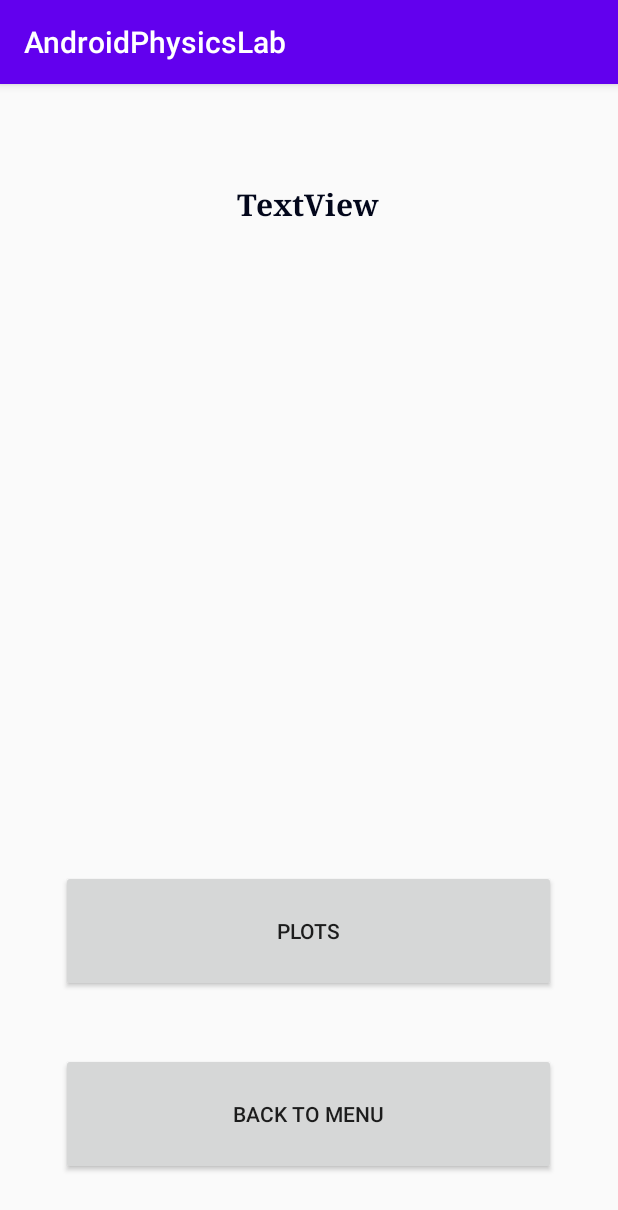
After one commit to AndriyKuzmenko/AndroidPhysicsLabSimulation, an Android app: the GalvanometerResults screen opened directly, with no data from a screen before it, on a phone screen of 412 x 824 dp. The commit adds this screen. Shown: the top 1210 px of the screen. Run offline under Robolectric (Android 15) with nearby library versions, the phone set to English and light mode, and no system bars.

Commit message:
galvanometer started results

```diff
--- a/app/src/main/AndroidManifest.xml
+++ b/app/src/main/AndroidManifest.xml
@@ -37,6 +37,7 @@
         <activity android:name=".CollisionActivity" />
         <activity android:name=".GalvanometerData" />
         <activity android:name=".GalvanometerActivity" />
+        <activity android:name=".GalvanometerResults" />
         <activity android:name=".MainActivity">
             <intent-filter>
                 <action android:name="android.intent.action.MAIN" />
--- a/app/src/main/java/com/example/androidphysicslab/GalvanometerActivity.java
+++ b/app/src/main/java/com/example/androidphysicslab/GalvanometerActivity.java
@@ -66,24 +66,29 @@ public class GalvanometerActivity extends AppCompatActivity
             results.setName(galvanometerView.name);
             saveResults(results);
 
-            /*Intent si=new Intent(this,VoltageResults.class);
+            Intent si=new Intent(this,GalvanometerResults.class);
             double[] rList=new double[results.getRList().size()];
-            double[] vList=new double[results.getVList().size()];
             double[] iList=new double[results.getIList().size()];
+            double[] thetaList=new double[results.getThetaList().size()];
+            double[] tgList=new double[results.getTgList().size()];
 
             for(int i=0; i<rList.length; i++)
             {
                 rList[i]=results.getRList().get(i);
-                vList[i]=results.getVList().get(i);
                 iList[i]=results.getIList().get(i);
+                thetaList[i]=results.getIList().get(i);
+                tgList[i]=results.getTgList().get(i);
             }
 
             si.putExtra("rList",rList);
-            si.putExtra("vList",vList);
             si.putExtra("iList",iList);
+            si.putExtra("thetaList",thetaList);
+            si.putExtra("tgList",tgList);
             si.putExtra("epsilon",epsilon);
             si.putExtra("maxR",maxR);
-            startActivity(si);*/
+            si.putExtra("a",a);
+            si.putExtra("n",n);
+            startActivity(si);
         }
         return true;
     }
--- /dev/null
+++ b/app/src/main/java/com/example/androidphysicslab/GalvanometerResults.java
@@ -0,0 +1,29 @@
+package com.example.androidphysicslab;
+
+import android.os.Bundle;
+import android.widget.Button;
+import android.widget.ListView;
+import android.widget.TextView;
+
+import androidx.appcompat.app.AppCompatActivity;
+
+public class GalvanometerResults extends AppCompatActivity
+{
+    TextView dataTV;
+    ListView resultsLV;
+    Button plotsButton,menuButton;
+
+    @Override
+    protected void onCreate(Bundle savedInstanceState)
+    {
+        final int digitsAfterDot = 2;
+
+        super.onCreate(savedInstanceState);
+        setContentView(R.layout.activity_galvanometer_results);
+
+        dataTV=(TextView)findViewById(R.id.dataTV);
+        resultsLV=(ListView)findViewById(R.id.resultsLV);
+        plotsButton=(Button)findViewById(R.id.plotsButton);
+        menuButton=(Button)findViewById(R.id.menuButton);
+    }
+}
--- /dev/null
+++ b/app/src/main/res/layout/activity_galvanometer_results.xml
@@ -0,0 +1,84 @@
+<?xml version="1.0" encoding="utf-8"?>
+<LinearLayout xmlns:android="http://schemas.android.com/apk/res/android"
+    xmlns:app="http://schemas.android.com/apk/res-auto"
+    xmlns:tools="http://schemas.android.com/tools"
+    android:layout_width="match_parent"
+    android:layout_height="match_parent"
+    tools:context=".FreeFallResults">
+
+    <Space
+        android:layout_width="0px"
+        android:layout_height="match_parent"
+        android:layout_weight="1" />
+
+    <LinearLayout
+        android:layout_width="0px"
+        android:layout_height="match_parent"
+        android:layout_weight="8"
+        android:orientation="vertical">
+
+        <Space
+            android:layout_width="match_parent"
+            android:layout_height="0px"
+            android:layout_weight="1" />
+
+        <TextView
+            android:id="@+id/dataTV"
+            android:layout_width="match_parent"
+            android:layout_height="0px"
+            android:layout_weight="2"
+            android:fontFamily="serif"
+            android:gravity="center"
+            android:text="TextView"
+            android:textColor="#03071B"
+            android:textSize="20sp"
+            android:textStyle="bold" />
+
+        <Space
+            android:layout_width="match_parent"
+            android:layout_height="0px"
+            android:layout_weight="1" />
+
+        <ListView
+            android:id="@+id/resultsLV"
+            android:layout_width="match_parent"
+            android:layout_height="0px"
+            android:layout_weight="8" />
+
+        <Space
+            android:layout_width="match_parent"
+            android:layout_height="0px"
+            android:layout_weight="1" />
+
+        <Button
+            android:id="@+id/plotsButton"
+            android:layout_width="match_parent"
+            android:layout_height="0px"
+            android:layout_weight="2"
+            android:onClick="plots"
+            android:text="Plots" />
+
+        <Space
+            android:layout_width="match_parent"
+            android:layout_height="0px"
+            android:layout_weight="1" />
+
+        <Button
+            android:id="@+id/menuButton"
+            android:layout_width="match_parent"
+            android:layout_height="0px"
+            android:layout_weight="2"
+            android:onClick="back"
+            android:text="Back to menu" />
+
+        <Space
+            android:layout_width="match_parent"
+            android:layout_height="0px"
+            android:layout_weight="1" />
+    </LinearLayout>
+
+    <Space
+        android:layout_width="0px"
+        android:layout_height="match_parent"
+        android:layout_weight="1" />
+</LinearLayout>
```
